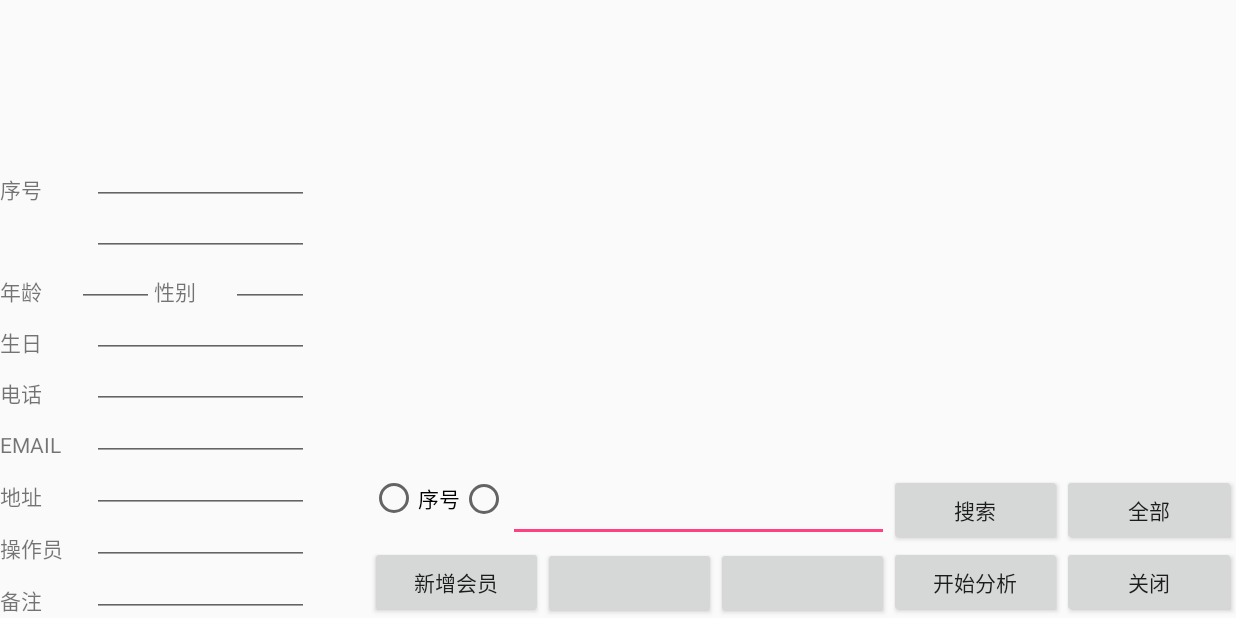
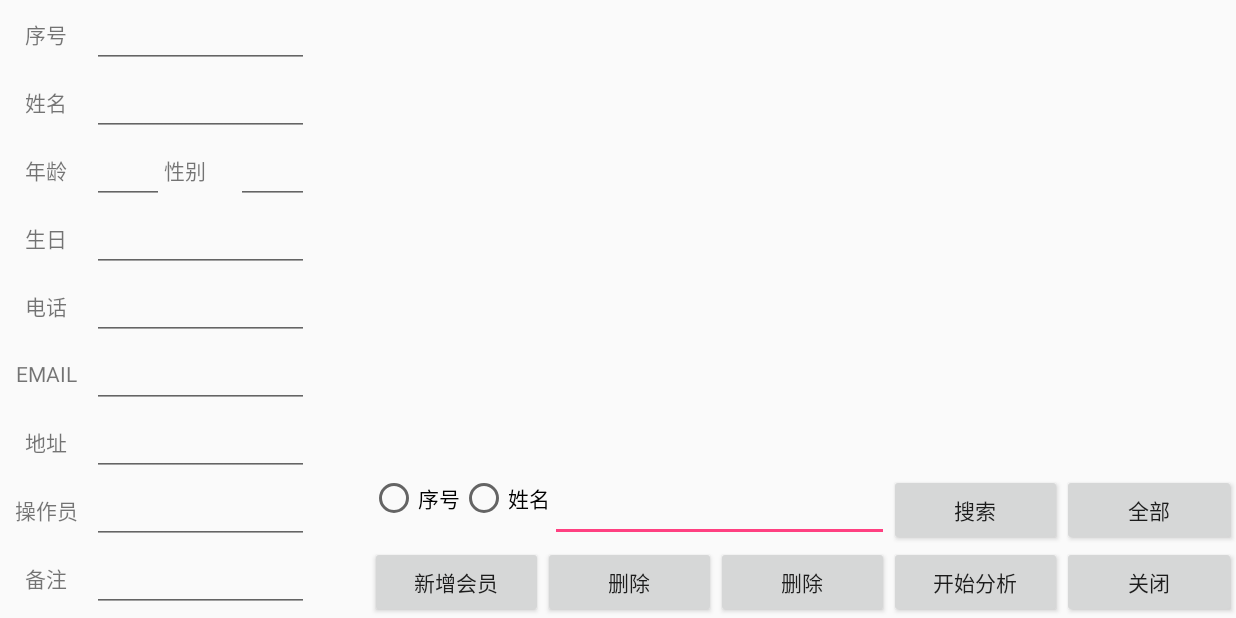
Before and after one commit to kazimir-willems/SkinApp, an Android app: the VIPMainActivity screen opened directly, with no data from a screen before it, on a phone screen of 824 x 412 dp (held sideways). Run offline under Robolectric (Android 15) with nearby library versions, the phone set to English and light mode, and no system bars; our stand-ins replace ButterKnife.

Commit message:
UI Building

```diff
--- a/app/src/main/AndroidManifest.xml
+++ b/app/src/main/AndroidManifest.xml
@@ -3,6 +3,7 @@
     package="skinapp.luca.com">
 
     <uses-permission android:name="android.permission.CAMERA" />
+
     <uses-feature android:name="android.hardware.camera" />
 
     <application
@@ -33,6 +34,7 @@
         <activity
             android:name=".ThirdMainActivity"
             android:screenOrientation="landscape" />
+        <activity android:name=".SettingsActivity"></activity>
     </application>
 
 </manifest>
--- a/app/src/main/res/layout/activity_main.xml
+++ b/app/src/main/res/layout/activity_main.xml
@@ -35,7 +35,7 @@
             android:id="@+id/button"
             android:layout_width="match_parent"
             android:layout_height="wrap_content"
-            android:text="产品管理" />
+            android:text="仪器设置" />
 
         <Button
             android:id="@+id/btn_exit"
--- a/app/src/main/res/layout/activity_vipmain.xml
+++ b/app/src/main/res/layout/activity_vipmain.xml
@@ -48,7 +48,7 @@
                         <RadioButton
                             android:layout_width="wrap_content"
                             android:layout_height="wrap_content"
-                            android:text=""/>
+                            android:text="姓名"/>
                     </RadioGroup>
                     <EditText
                         android:layout_width="match_parent"
@@ -91,13 +91,13 @@
                     android:layout_width="wrap_content"
                     android:layout_height="wrap_content"
                     android:layout_weight="1"
-                    android:text=""/>
+                    android:text="删除"/>
 
                 <Button
                     android:layout_width="wrap_content"
                     android:layout_height="wrap_content"
                     android:layout_weight="1"
-                    android:text=""/>
+                    android:text="删除"/>
 
                 <Button
                     android:layout_width="wrap_content"
@@ -125,10 +125,13 @@
         android:layout_alignParentLeft="true"
         android:layout_alignParentStart="true">
 
-        <LinearLayout
+        <ScrollView
             android:layout_width="0dp"
             android:layout_height="match_parent"
-            android:layout_weight="0.25"
+            android:layout_weight="0.25">
+            <LinearLayout
+                android:layout_width="match_parent"
+                android:layout_height="wrap_content"
                 android:orientation="vertical">
 
                 <LinearLayout
@@ -159,6 +162,8 @@
                         android:layout_width="0dp"
                         android:layout_height="wrap_content"
                         android:layout_weight="0.3"
+                        android:layout_gravity="center"
+                        android:gravity="center"
                         android:text="序号"/>
 
                     <EditText
@@ -178,7 +183,9 @@
                         android:layout_width="0dp"
                         android:layout_height="wrap_content"
                         android:layout_weight="0.3"
-                    android:text=""/>
+                        android:layout_gravity="center"
+                        android:gravity="center"
+                        android:text="姓名"/>
 
                     <EditText
                         android:layout_width="0dp"
@@ -196,9 +203,16 @@
                     <TextView
                         android:layout_width="0dp"
                         android:layout_height="wrap_content"
-                    android:layout_weight="1"
+                        android:layout_weight="0.3"
+                        android:layout_gravity="center"
+                        android:gravity="center"
                         android:text="年龄"/>
 
+                    <LinearLayout
+                        android:layout_width="0dp"
+                        android:layout_height="wrap_content"
+                        android:layout_weight="0.7"
+                        android:orientation="horizontal">
                         <EditText
                             android:layout_width="0dp"
                             android:layout_height="wrap_content"
@@ -207,6 +221,7 @@
                         <TextView
                             android:layout_width="0dp"
                             android:layout_height="wrap_content"
+                            android:layout_gravity="center"
                             android:layout_weight="1"
                             android:text="性别"/>
 
@@ -214,6 +229,8 @@
                             android:layout_width="0dp"
                             android:layout_height="wrap_content"
                             android:layout_weight="1"/>
+                    </LinearLayout>
+
 
                 </LinearLayout>
 
@@ -227,6 +244,8 @@
                         android:layout_width="0dp"
                         android:layout_height="wrap_content"
                         android:layout_weight="0.3"
+                        android:layout_gravity="center"
+                        android:gravity="center"
                         android:text="生日"/>
 
                     <EditText
@@ -246,6 +265,8 @@
                         android:layout_width="0dp"
                         android:layout_height="wrap_content"
                         android:layout_weight="0.3"
+                        android:layout_gravity="center"
+                        android:gravity="center"
                         android:text="电话"/>
 
                     <EditText
@@ -265,6 +286,8 @@
                         android:layout_width="0dp"
                         android:layout_height="wrap_content"
                         android:layout_weight="0.3"
+                        android:layout_gravity="center"
+                        android:gravity="center"
                         android:text="EMAIL"/>
 
                     <EditText
@@ -284,6 +307,8 @@
                         android:layout_width="0dp"
                         android:layout_height="wrap_content"
                         android:layout_weight="0.3"
+                        android:layout_gravity="center"
+                        android:gravity="center"
                         android:text="地址"/>
 
                     <EditText
@@ -303,6 +328,8 @@
                         android:layout_width="0dp"
                         android:layout_height="wrap_content"
                         android:layout_weight="0.3"
+                        android:layout_gravity="center"
+                        android:gravity="center"
                         android:text="操作员"/>
 
                     <EditText
@@ -322,6 +349,8 @@
                         android:layout_width="0dp"
                         android:layout_height="wrap_content"
                         android:layout_weight="0.3"
+                        android:layout_gravity="center"
+                        android:gravity="center"
                         android:text="备注"/>
 
                     <EditText
@@ -332,6 +361,7 @@
                 </LinearLayout>
 
             </LinearLayout>
+        </ScrollView>
 
         <LinearLayout
             android:layout_width="0dp"
@@ -341,5 +371,4 @@
         </LinearLayout>
 
     </LinearLayout>
-
 </RelativeLayout>
```
Also changed, not shown: app/src/main/java/skinapp/luca/com/MainActivity.java (+67 -0 lines), app/src/main/java/skinapp/luca/com/SettingsActivity.java (added, +13 -0 lines), app/src/main/res/layout/activity_second_main.xml (+8 -5 lines), app/src/main/res/layout/activity_settings.xml (added, +111 -0 lines), app/src/main/res/layout/dialog_information.xml (+15 -5 lines). Lines whose indentation alone changed are shown as unchanged.
